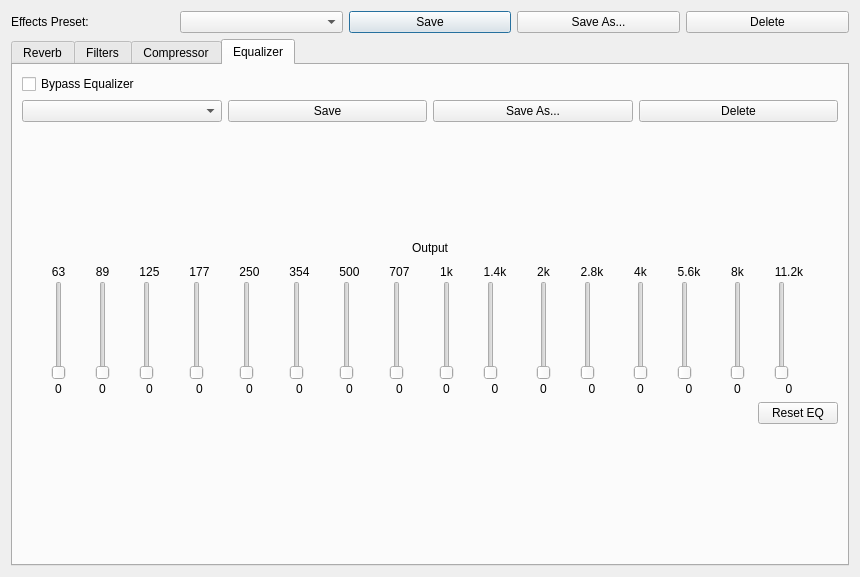
First picture: the form in src/effectsdlgbase.ui, repository ignotus666/jamulus, before the edit.
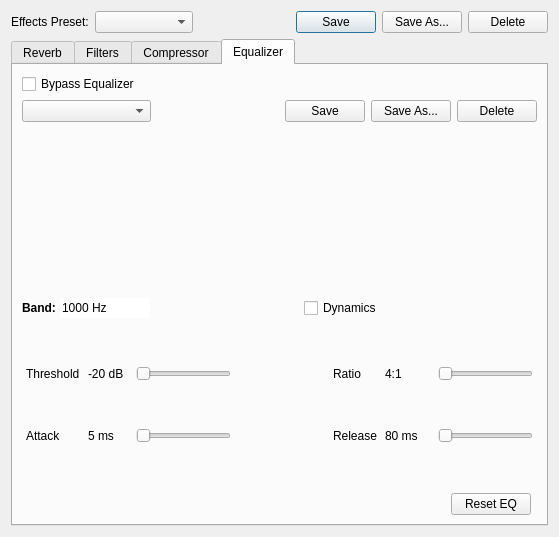
Second picture: the form after the edit. Custom widgets are drawn as their Qt base class.

Commit message: Switch from parametric to dynamic EQ

The edit to the form file:
```diff
--- a/src/effectsdlgbase.ui
+++ b/src/effectsdlgbase.ui
@@ -6,8 +6,8 @@
    <rect>
     <x>0</x>
     <y>0</y>
-    <width>860</width>
-    <height>577</height>
+    <width>559</width>
+    <height>537</height>
    </rect>
   </property>
   <property name="windowTitle">
@@ -24,7 +24,27 @@
       </widget>
      </item>
      <item>
-      <widget class="QComboBox" name="pCbxEffectsPresets"/>
+      <widget class="QComboBox" name="pCbxEffectsPresets">
+       <property name="sizePolicy">
+        <sizepolicy hsizetype="Expanding" vsizetype="Fixed">
+         <horstretch>0</horstretch>
+         <verstretch>0</verstretch>
+        </sizepolicy>
+       </property>
+      </widget>
+     </item>
+     <item>
+      <spacer name="horizontalSpacer">
+       <property name="orientation">
+        <enum>Qt::Horizontal</enum>
+       </property>
+       <property name="sizeHint" stdset="0">
+        <size>
+         <width>40</width>
+         <height>20</height>
+        </size>
+       </property>
+      </spacer>
      </item>
      <item>
       <widget class="QPushButton" name="pButEffectsSavePreset">
@@ -644,18 +664,41 @@
       <attribute name="title">
        <string>Equalizer</string>
       </attribute>
-      <layout class="QVBoxLayout" name="verticalLayoutEQ">
-       <item>
+      <layout class="QGridLayout" name="gridLayout">
+       <item row="0" column="0">
         <widget class="QCheckBox" name="pChbEQBypass">
          <property name="text">
           <string>Bypass Equalizer</string>
          </property>
         </widget>
        </item>
-       <item>
+       <item row="2" column="0" colspan="2">
+        <widget class="CEQCurveWidget" name="pEQCurveWidget" native="true"/>
+       </item>
+       <item row="1" column="0" colspan="2">
         <layout class="QHBoxLayout" name="horizontalLayoutEQPresetRow">
          <item>
-          <widget class="QComboBox" name="pCbxEQPresets"/>
+          <widget class="QComboBox" name="pCbxEQPresets">
+           <property name="sizePolicy">
+            <sizepolicy hsizetype="Expanding" vsizetype="Fixed">
+             <horstretch>0</horstretch>
+             <verstretch>0</verstretch>
+            </sizepolicy>
+           </property>
+          </widget>
+         </item>
+         <item>
+          <spacer name="horizontalSpacer_2">
+           <property name="orientation">
+            <enum>Qt::Horizontal</enum>
+           </property>
+           <property name="sizeHint" stdset="0">
+            <size>
+             <width>40</width>
+             <height>20</height>
+            </size>
+           </property>
+          </spacer>
          </item>
          <item>
           <widget class="QPushButton" name="pButEQSavePreset">
@@ -680,503 +723,7 @@
          </item>
         </layout>
        </item>
-       <item>
-        <layout class="QVBoxLayout" name="verticalLayoutOutputMeter">
-         <property name="spacing">
-          <number>4</number>
-         </property>
-         <property name="leftMargin">
-          <number>0</number>
-         </property>
-         <property name="topMargin">
-          <number>0</number>
-         </property>
-         <property name="rightMargin">
-          <number>0</number>
-         </property>
-         <property name="bottomMargin">
-          <number>0</number>
-         </property>
-         <item>
-          <spacer name="verticalSpacer_7">
-           <property name="orientation">
-            <enum>Qt::Vertical</enum>
-           </property>
-           <property name="sizeHint" stdset="0">
-            <size>
-             <width>20</width>
-             <height>40</height>
-            </size>
-           </property>
-          </spacer>
-         </item>
-         <item>
-          <widget class="QLabel" name="pLblOutputBandTitle">
-           <property name="text">
-            <string>Output</string>
-           </property>
-           <property name="alignment">
-            <set>Qt::AlignHCenter</set>
-           </property>
-          </widget>
-         </item>
-         <item>
-          <widget class="COutputBandMeter" name="pOutputBandMeter" native="true"/>
-         </item>
-        </layout>
-       </item>
-       <item>
-        <layout class="QGridLayout" name="gridLayoutEQBands">
-         <property name="leftMargin">
-          <number>2</number>
-         </property>
-         <property name="topMargin">
-          <number>0</number>
-         </property>
-         <property name="rightMargin">
-          <number>2</number>
-         </property>
-         <property name="bottomMargin">
-          <number>0</number>
-         </property>
-         <property name="spacing">
-          <number>2</number>
-         </property>
-         <item row="0" column="10">
-          <widget class="QLabel" name="pLblEQBandFreq10">
-           <property name="text">
-            <string>2k</string>
-           </property>
-           <property name="alignment">
-            <set>Qt::AlignCenter</set>
-           </property>
-          </widget>
-         </item>
-         <item row="0" column="1">
-          <widget class="QLabel" name="pLblEQBandFreq1">
-           <property name="text">
-            <string>89</string>
-           </property>
-           <property name="alignment">
-            <set>Qt::AlignCenter</set>
-           </property>
-          </widget>
-         </item>
-         <item row="2" column="9">
-          <widget class="QLabel" name="pLblEQBandValue9">
-           <property name="text">
-            <string>0</string>
-           </property>
-           <property name="alignment">
-            <set>Qt::AlignCenter</set>
-           </property>
-          </widget>
-         </item>
-         <item row="1" column="10">
-          <widget class="CCustomSlider" name="pSldEQBand10">
-           <property name="orientation">
-            <enum>Qt::Vertical</enum>
-           </property>
-          </widget>
-         </item>
-         <item row="2" column="8">
-          <widget class="QLabel" name="pLblEQBandValue8">
-           <property name="text">
-            <string>0</string>
-           </property>
-           <property name="alignment">
-            <set>Qt::AlignCenter</set>
-           </property>
-          </widget>
-         </item>
-         <item row="0" column="9">
-          <widget class="QLabel" name="pLblEQBandFreq9">
-           <property name="text">
-            <string>1.4k</string>
-           </property>
-           <property name="alignment">
-            <set>Qt::AlignCenter</set>
-           </property>
-          </widget>
-         </item>
-         <item row="2" column="3">
-          <widget class="QLabel" name="pLblEQBandValue3">
-           <property name="text">
-            <string>0</string>
-           </property>
-           <property name="alignment">
-            <set>Qt::AlignCenter</set>
-           </property>
-          </widget>
-         </item>
-         <item row="0" column="14">
-          <widget class="QLabel" name="pLblEQBandFreq14">
-           <property name="text">
-            <string>8k</string>
-           </property>
-           <property name="alignment">
-            <set>Qt::AlignCenter</set>
-           </property>
-          </widget>
-         </item>
-         <item row="1" column="13">
-          <widget class="CCustomSlider" name="pSldEQBand13">
-           <property name="orientation">
-            <enum>Qt::Vertical</enum>
-           </property>
-          </widget>
-         </item>
-         <item row="0" column="11">
-          <widget class="QLabel" name="pLblEQBandFreq11">
-           <property name="text">
-            <string>2.8k</string>
-           </property>
-           <property name="alignment">
-            <set>Qt::AlignCenter</set>
-           </property>
-          </widget>
-         </item>
-         <item row="0" column="15">
-          <widget class="QLabel" name="pLblEQBandFreq15">
-           <property name="text">
-            <string>11.2k</string>
-           </property>
-           <property name="alignment">
-            <set>Qt::AlignCenter</set>
-           </property>
-          </widget>
-         </item>
-         <item row="1" column="14">
-          <widget class="CCustomSlider" name="pSldEQBand14">
-           <property name="orientation">
-            <enum>Qt::Vertical</enum>
-           </property>
-          </widget>
-         </item>
-         <item row="0" column="8">
-          <widget class="QLabel" name="pLblEQBandFreq8">
-           <property name="text">
-            <string>1k</string>
-           </property>
-           <property name="alignment">
-            <set>Qt::AlignCenter</set>
-           </property>
-          </widget>
-         </item>
-         <item row="1" column="15">
-          <widget class="CCustomSlider" name="pSldEQBand15">
-           <property name="orientation">
-            <enum>Qt::Vertical</enum>
-           </property>
-          </widget>
-         </item>
-         <item row="2" column="6">
-          <widget class="QLabel" name="pLblEQBandValue6">
-           <property name="text">
-            <string>0</string>
-           </property>
-           <property name="alignment">
-            <set>Qt::AlignCenter</set>
-           </property>
-          </widget>
-         </item>
-         <item row="2" column="1">
-          <widget class="QLabel" name="pLblEQBandValue1">
-           <property name="text">
-            <string>0</string>
-           </property>
-           <property name="alignment">
-            <set>Qt::AlignCenter</set>
-           </property>
-          </widget>
-         </item>
-         <item row="1" column="12">
-          <widget class="CCustomSlider" name="pSldEQBand12">
-           <property name="orientation">
-            <enum>Qt::Vertical</enum>
-           </property>
-          </widget>
-         </item>
-         <item row="2" column="12">
-          <widget class="QLabel" name="pLblEQBandValue12">
-           <property name="text">
-            <string>0</string>
-           </property>
-           <property name="alignment">
-            <set>Qt::AlignCenter</set>
-           </property>
-          </widget>
-         </item>
-         <item row="0" column="4">
-          <widget class="QLabel" name="pLblEQBandFreq4">
-           <property name="text">
-            <string>250</string>
-           </property>
-           <property name="alignment">
-            <set>Qt::AlignCenter</set>
-           </property>
-          </widget>
-         </item>
-         <item row="1" column="9">
-          <widget class="CCustomSlider" name="pSldEQBand9">
-           <property name="orientation">
-            <enum>Qt::Vertical</enum>
-           </property>
-          </widget>
-         </item>
-         <item row="1" column="1">
-          <widget class="CCustomSlider" name="pSldEQBand1">
-           <property name="orientation">
-            <enum>Qt::Vertical</enum>
-           </property>
-          </widget>
-         </item>
-         <item row="2" column="7">
-          <widget class="QLabel" name="pLblEQBandValue7">
-           <property name="text">
-            <string>0</string>
-           </property>
-           <property name="alignment">
-            <set>Qt::AlignCenter</set>
-           </property>
-          </widget>
-         </item>
-         <item row="1" column="8">
-          <widget class="CCustomSlider" name="pSldEQBand8">
-           <property name="orientation">
-            <enum>Qt::Vertical</enum>
-           </property>
-          </widget>
-         </item>
-         <item row="2" column="13">
-          <widget class="QLabel" name="pLblEQBandValue13">
-           <property name="text">
-            <string>0</string>
-           </property>
-           <property name="alignment">
-            <set>Qt::AlignCenter</set>
-           </property>
-          </widget>
-         </item>
-         <item row="0" column="2">
-          <widget class="QLabel" name="pLblEQBandFreq2">
-           <property name="text">
-            <string>125</string>
-           </property>
-           <property name="alignment">
-            <set>Qt::AlignCenter</set>
-           </property>
-          </widget>
-         </item>
-         <item row="1" column="5">
-          <widget class="CCustomSlider" name="pSldEQBand5">
-           <property name="orientation">
-            <enum>Qt::Vertical</enum>
-           </property>
-          </widget>
-         </item>
-         <item row="2" column="0">
-          <widget class="QLabel" name="pLblEQBandValue0">
-           <property name="text">
-            <string>0</string>
-           </property>
-           <property name="alignment">
-            <set>Qt::AlignCenter</set>
-           </property>
-          </widget>
-         </item>
-         <item row="0" column="0">
-          <widget class="QLabel" name="pLblEQBandFreq0">
-           <property name="text">
-            <string>63</string>
-           </property>
-           <property name="alignment">
-            <set>Qt::AlignCenter</set>
-           </property>
-          </widget>
-         </item>
-         <item row="0" column="7">
-          <widget class="QLabel" name="pLblEQBandFreq7">
-           <property name="text">
-            <string>707</string>
-           </property>
-           <property name="alignment">
-            <set>Qt::AlignCenter</set>
-           </property>
-          </widget>
-         </item>
-         <item row="0" column="6">
-          <widget class="QLabel" name="pLblEQBandFreq6">
-           <property name="text">
-            <string>500</string>
-           </property>
-           <property name="alignment">
-            <set>Qt::AlignCenter</set>
-           </property>
-          </widget>
-         </item>
-         <item row="2" column="14">
-          <widget class="QLabel" name="pLblEQBandValue14">
-           <property name="text">
-            <string>0</string>
-           </property>
-           <property name="alignment">
-            <set>Qt::AlignCenter</set>
-           </property>
-          </widget>
-         </item>
-         <item row="2" column="4">
-          <widget class="QLabel" name="pLblEQBandValue4">
-           <property name="text">
-            <string>0</string>
-           </property>
-           <property name="alignment">
-            <set>Qt::AlignCenter</set>
-           </property>
-          </widget>
-         </item>
-         <item row="0" column="12">
-          <widget class="QLabel" name="pLblEQBandFreq12">
-           <property name="text">
-            <string>4k</string>
-           </property>
-           <property name="alignment">
-            <set>Qt::AlignCenter</set>
-           </property>
-          </widget>
-         </item>
-         <item row="0" column="13">
-          <widget class="QLabel" name="pLblEQBandFreq13">
-           <property name="text">
-            <string>5.6k</string>
-           </property>
-           <property name="alignment">
-            <set>Qt::AlignCenter</set>
-           </property>
-          </widget>
-         </item>
-         <item row="2" column="10">
-          <widget class="QLabel" name="pLblEQBandValue10">
-           <property name="text">
-            <string>0</string>
-           </property>
-           <property name="alignment">
-            <set>Qt::AlignCenter</set>
-           </property>
-          </widget>
-         </item>
-         <item row="1" column="4">
-          <widget class="CCustomSlider" name="pSldEQBand4">
-           <property name="orientation">
-            <enum>Qt::Vertical</enum>
-           </property>
-          </widget>
-         </item>
-         <item row="1" column="7">
-          <widget class="CCustomSlider" name="pSldEQBand7">
-           <property name="orientation">
-            <enum>Qt::Vertical</enum>
-           </property>
-          </widget>
-         </item>
-         <item row="1" column="11">
-          <widget class="CCustomSlider" name="pSldEQBand11">
-           <property name="orientation">
-            <enum>Qt::Vertical</enum>
-           </property>
-          </widget>
-         </item>
-         <item row="1" column="0">
-          <widget class="CCustomSlider" name="pSldEQBand0">
-           <property name="orientation">
-            <enum>Qt::Vertical</enum>
-           </property>
-          </widget>
-         </item>
-         <item row="2" column="5">
-          <widget class="QLabel" name="pLblEQBandValue5">
-           <property name="text">
-            <string>0</string>
-           </property>
-           <property name="alignment">
-            <set>Qt::AlignCenter</set>
-           </property>
-          </widget>
-         </item>
-         <item row="2" column="15">
-          <widget class="QLabel" name="pLblEQBandValue15">
-           <property name="text">
-            <string>0</string>
-           </property>
-           <property name="alignment">
-            <set>Qt::AlignCenter</set>
-           </property>
-          </widget>
-         </item>
-         <item row="0" column="5">
-          <widget class="QLabel" name="pLblEQBandFreq5">
-           <property name="text">
-            <string>354</string>
-           </property>
-           <property name="alignment">
-            <set>Qt::AlignCenter</set>
-           </property>
-          </widget>
-         </item>
-         <item row="1" column="6">
-          <widget class="CCustomSlider" name="pSldEQBand6">
-           <property name="orientation">
-            <enum>Qt::Vertical</enum>
-           </property>
-          </widget>
-         </item>
-         <item row="0" column="3">
-          <widget class="QLabel" name="pLblEQBandFreq3">
-           <property name="text">
-            <string>177</string>
-           </property>
-           <property name="alignment">
-            <set>Qt::AlignCenter</set>
-           </property>
-          </widget>
-         </item>
-         <item row="2" column="11">
-          <widget class="QLabel" name="pLblEQBandValue11">
-           <property name="text">
-            <string>0</string>
-           </property>
-           <property name="alignment">
-            <set>Qt::AlignCenter</set>
-           </property>
-          </widget>
-         </item>
-         <item row="1" column="3">
-          <widget class="CCustomSlider" name="pSldEQBand3">
-           <property name="orientation">
-            <enum>Qt::Vertical</enum>
-           </property>
-          </widget>
-         </item>
-         <item row="2" column="2">
-          <widget class="QLabel" name="pLblEQBandValue2">
-           <property name="text">
-            <string>0</string>
-           </property>
-           <property name="alignment">
-            <set>Qt::AlignCenter</set>
-           </property>
-          </widget>
-         </item>
-         <item row="1" column="2">
-          <widget class="CCustomSlider" name="pSldEQBand2">
-           <property name="orientation">
-            <enum>Qt::Vertical</enum>
-           </property>
-          </widget>
-         </item>
-        </layout>
-       </item>
-       <item>
+       <item row="5" column="0">
         <layout class="QHBoxLayout" name="horizontalLayoutEQReset">
          <item>
           <spacer name="horizontalSpacerEQ">
@@ -1200,18 +747,250 @@
          </item>
         </layout>
        </item>
-       <item>
-        <spacer name="verticalSpacerEQ">
-         <property name="orientation">
-          <enum>Qt::Vertical</enum>
+       <item row="4" column="0" colspan="2">
+        <widget class="QWidget" name="pEQDynPanel" native="true">
+         <layout class="QGridLayout" name="gridLayoutEQDyn">
+          <property name="leftMargin">
+           <number>4</number>
+          </property>
+          <property name="topMargin">
+           <number>4</number>
+          </property>
+          <property name="rightMargin">
+           <number>4</number>
+          </property>
+          <property name="bottomMargin">
+           <number>4</number>
+          </property>
+          <property name="horizontalSpacing">
+           <number>8</number>
+          </property>
+          <property name="verticalSpacing">
+           <number>6</number>
+          </property>
+          <item row="1" column="3">
+           <widget class="CCustomSlider" name="pSldEQDynAttack">
+            <property name="orientation">
+             <enum>Qt::Horizontal</enum>
+            </property>
+           </widget>
+          </item>
+          <item row="1" column="6">
+           <widget class="QLabel" name="pLblEQDynRelease">
+            <property name="text">
+             <string>Release</string>
+            </property>
+           </widget>
+          </item>
+          <item row="1" column="8">
+           <widget class="CCustomSlider" name="pSldEQDynRelease">
+            <property name="orientation">
+             <enum>Qt::Horizontal</enum>
+            </property>
+           </widget>
+          </item>
+          <item row="0" column="3">
+           <widget class="CCustomSlider" name="pSldEQDynThreshold">
+            <property name="orientation">
+             <enum>Qt::Horizontal</enum>
+            </property>
+           </widget>
+          </item>
+          <item row="1" column="1">
+           <widget class="QLabel" name="pLblEQDynAttack">
+            <property name="text">
+             <string>Attack</string>
+            </property>
+           </widget>
+          </item>
+          <item row="1" column="2">
+           <widget class="QLabel" name="pLblEQDynAttackValue">
+            <property name="minimumSize">
+             <size>
+              <width>40</width>
+              <height>0</height>
+             </size>
+            </property>
+            <property name="text">
+             <string>5 ms</string>
+            </property>
+           </widget>
+          </item>
+          <item row="0" column="6">
+           <widget class="QLabel" name="pLblEQDynRatio">
+            <property name="text">
+             <string>Ratio</string>
+            </property>
+           </widget>
+          </item>
+          <item row="0" column="5">
+           <spacer name="horizontalSpacer_3">
+            <property name="orientation">
+             <enum>Qt::Horizontal</enum>
+            </property>
+            <property name="sizeHint" stdset="0">
+             <size>
+              <width>40</width>
+              <height>20</height>
+             </size>
+            </property>
+           </spacer>
+          </item>
+          <item row="0" column="2">
+           <widget class="QLabel" name="pLblEQDynThresholdValue">
+            <property name="minimumSize">
+             <size>
+              <width>40</width>
+              <height>0</height>
+             </size>
+            </property>
+            <property name="text">
+             <string>-20 dB</string>
+            </property>
+           </widget>
+          </item>
+          <item row="0" column="8">
+           <widget class="CCustomSlider" name="pSldEQDynRatio">
+            <property name="orientation">
+             <enum>Qt::Horizontal</enum>
+            </property>
+           </widget>
+          </item>
+          <item row="0" column="1">
+           <widget class="QLabel" name="pLblEQDynThreshold">
+            <property name="text">
+             <string>Threshold</string>
+            </property>
+           </widget>
+          </item>
+          <item row="1" column="7">
+           <widget class="QLabel" name="pLblEQDynReleaseValue">
+            <property name="minimumSize">
+             <size>
+              <width>45</width>
+              <height>0</height>
+             </size>
+            </property>
+            <property name="text">
+             <string>80 ms</string>
+            </property>
+           </widget>
+          </item>
+          <item row="0" column="7">
+           <widget class="QLabel" name="pLblEQDynRatioValue">
+            <property name="minimumSize">
+             <size>
+              <width>30</width>
+              <height>0</height>
+             </size>
+            </property>
+            <property name="text">
+             <string>4:1</string>
+            </property>
+           </widget>
+          </item>
+          <item row="1" column="5">
+           <spacer name="horizontalSpacer_4">
+            <property name="orientation">
+             <enum>Qt::Horizontal</enum>
+            </property>
+            <property name="sizeHint" stdset="0">
+             <size>
+              <width>40</width>
+              <height>20</height>
+             </size>
+            </property>
+           </spacer>
+          </item>
+         </layout>
+        </widget>
+       </item>
+       <item row="3" column="0">
+        <layout class="QHBoxLayout" name="horizontalLayout">
+         <property name="spacing">
+          <number>4</number>
          </property>
-         <property name="sizeHint" stdset="0">
-          <size>
-           <width>20</width>
-           <height>40</height>
-          </size>
-         </property>
-        </spacer>
+         <item>
+          <widget class="QLabel" name="pLblEQDynFreqPrefix">
+           <property name="font">
+            <font>
+             <weight>75</weight>
+             <bold>true</bold>
+            </font>
+           </property>
+           <property name="text">
+            <string>Band:</string>
+           </property>
+          </widget>
+         </item>
+         <item>
+          <widget class="QLineEdit" name="pEdtEQDynFreq">
+           <property name="sizePolicy">
+            <sizepolicy hsizetype="Preferred" vsizetype="Fixed">
+             <horstretch>0</horstretch>
+             <verstretch>0</verstretch>
+            </sizepolicy>
+           </property>
+           <property name="maximumSize">
+            <size>
+             <width>90</width>
+             <height>16777215</height>
+            </size>
+           </property>
+           <property name="font">
+            <font>
+             <weight>50</weight>
+             <bold>false</bold>
+            </font>
+           </property>
+           <property name="text">
+            <string>1000 Hz</string>
+           </property>
+           <property name="frame">
+            <bool>false</bool>
+           </property>
+           <property name="alignment">
+            <set>Qt::AlignLeading|Qt::AlignLeft|Qt::AlignVCenter</set>
+           </property>
+           <property name="readOnly">
+            <bool>true</bool>
+           </property>
+          </widget>
+         </item>
+         <item>
+          <spacer name="horizontalSpacer_5">
+           <property name="orientation">
+            <enum>Qt::Horizontal</enum>
+           </property>
+           <property name="sizeHint" stdset="0">
+            <size>
+             <width>40</width>
+             <height>20</height>
+            </size>
+           </property>
+          </spacer>
+         </item>
+         <item>
+          <widget class="QCheckBox" name="pChbEQDynEnabled">
+           <property name="text">
+            <string>Dynamics</string>
+           </property>
+          </widget>
+         </item>
+         <item>
+          <spacer name="horizontalSpacer_6">
+           <property name="orientation">
+            <enum>Qt::Horizontal</enum>
+           </property>
+           <property name="sizeHint" stdset="0">
+            <size>
+             <width>40</width>
+             <height>20</height>
+            </size>
+           </property>
+          </spacer>
+         </item>
+        </layout>
        </item>
       </layout>
      </widget>
@@ -1221,15 +1000,15 @@
  </widget>
  <customwidgets>
   <customwidget>
-   <class>COutputBandMeter</class>
+   <class>CCustomSlider</class>
+   <extends>QSlider</extends>
+   <header>customslider.h</header>
+  </customwidget>
+  <customwidget>
+   <class>CEQCurveWidget</class>
    <extends>QWidget</extends>
    <header>outputbandmeter.h</header>
   </customwidget>
-    <customwidget>
-     <class>CCustomSlider</class>
-     <extends>QSlider</extends>
-     <header>customslider.h</header>
-    </customwidget>
  </customwidgets>
  <resources/>
  <connections/>
```
Left out of the diff: 28 changed lines with no effect on the pictures. The commit also changes 14 other files.
